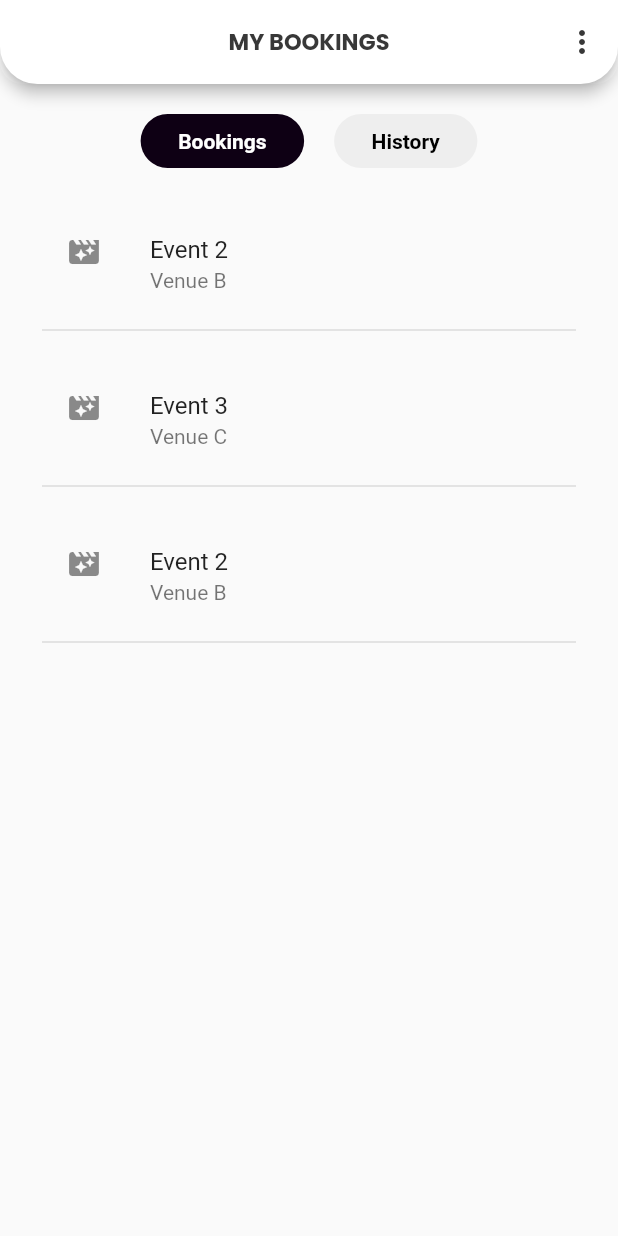
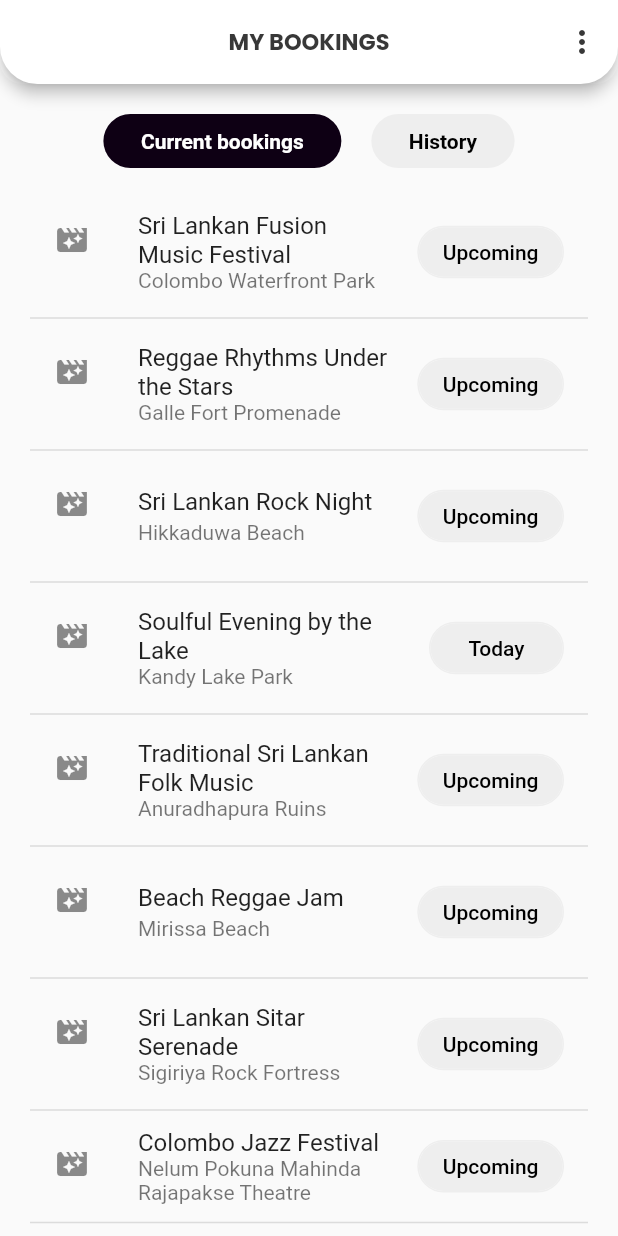
Before and after one commit to CodeBrigade404/UEE_together, a Flutter app: the BookingsScreen screen opened directly, on a phone screen of 412 x 824 dp. Run offline on Flutter 3.47's test engine with Material 2 defaults, Android fonts, the phone set to English and light mode, and no system bars; our stand-ins replace cached_network_image, carousel_slider, cloud_firestore, dio, dropdown_button2, firebase_auth and 11 more; missing offline and left inert: firebase_auth_web, firebase_core_web, flutter_stripe, google_sign_in_web, image_card, ticket_widget; accounts and stored records are empty; generated files the repository leaves out were written again; network calls fail; key blocks and very long unbroken strings in the code were emptied for the run.

Commit message:
booking detail sync

```diff
--- a/lib/data/booking_data.dart
+++ b/lib/data/booking_data.dart
@@ -2,88 +2,183 @@ import 'package:event_booking_app/models/booking_model.dart';
 
 List<Booking> sampleBookings = [
   Booking(
-    time: '10:00 PM',
-    eventName: 'Event 1',
-    venueName: 'Venue A',
+      time: '7:00 PM',
+      eventName: 'Sri Lankan Fusion Music Festival',
+      venueName: 'Colombo Waterfront Park',
+      status: BookingStatus.Bookings,
+      date: DateTime(2023, 11, 15),
+      bookingId: '1001',
+      images: ['event1_image1.jpg', 'event1_image2.jpg'],
+      liveStatus: "Upcoming"),
+  Booking(
+      time: '6:30 PM',
+      eventName: 'Reggae Rhythms Under the Stars',
+      venueName: 'Galle Fort Promenade',
+      status: BookingStatus.Bookings,
+      date: DateTime(2023, 12, 5),
+      bookingId: '1002',
+      images: ['event2_image1.jpg'],
+      liveStatus: "Upcoming"),
+  Booking(
+      time: '8:00 PM',
+      eventName: 'Sri Lankan Rock Night',
+      venueName: 'Hikkaduwa Beach',
+      status: BookingStatus.Bookings,
+      date: DateTime(2023, 12, 20),
+      bookingId: '1003',
+      images: ['event3_image1.jpg', 'event3_image2.jpg'],
+      liveStatus: "Upcoming"),
+  Booking(
+      time: '5:45 PM',
+      eventName: 'Soulful Evening by the Lake',
+      venueName: 'Kandy Lake Park',
+      status: BookingStatus.Bookings,
+      date: DateTime(2024, 1, 10),
+      bookingId: '1004',
+      images: ['event4_image1.jpg'],
+      liveStatus: "Today"),
+  Booking(
+      time: '7:30 PM',
+      eventName: 'Traditional Sri Lankan Folk Music',
+      venueName: 'Anuradhapura Ruins',
+      status: BookingStatus.Bookings,
+      date: DateTime(2024, 2, 5),
+      bookingId: '1005',
+      images: ['event5_image1.jpg', 'event5_image2.jpg', 'event5_image3.jpg'],
+      liveStatus: "Upcoming"),
+  Booking(
+      time: '6:00 PM',
+      eventName: 'Jazz by the Beach',
+      venueName: 'Negombo Beach',
       status: BookingStatus.History,
-    date: DateTime.now(),
-    bookingId: '12345',
-    images: ['image1.jpg', 'image2.jpg'],
-  ),
+      date: DateTime(2023, 10, 30),
+      bookingId: '1006',
+      images: ['event6_image1.jpg'],
+      liveStatus: "Finished"),
   Booking(
-    time: '2:15 PM',
-    eventName: 'Event 3',
-    venueName: 'Venue C',
+      time: '8:15 PM',
+      eventName: 'Electronica Dance Party',
+      venueName: 'Mount Lavinia Beach',
       status: BookingStatus.History,
-    date: DateTime.now(),
-    bookingId: '67890',
-    images: ['image3.jpg'],
-  ),
+      date: DateTime(2023, 11, 25),
+      bookingId: '1007',
+      images: ['event7_image1.jpg', 'event7_image2.jpg'],
+      liveStatus: "Canceled"),
   Booking(
-    time: '11:30 AM',
-    eventName: 'Event 2',
-    venueName: 'Venue B',
+      time: '7:00 PM',
+      eventName: 'Classical Music in the Jungle',
+      venueName: 'Sinharaja Rainforest',
+      status: BookingStatus.History,
+      date: DateTime(2023, 12, 15),
+      bookingId: '1008',
+      images: ['event8_image1.jpg'],
+      liveStatus: "Finished"),
+  Booking(
+      time: '6:30 PM',
+      eventName: 'Sri Lankan Folk Dance Extravaganza',
+      venueName: 'Kandy Temple of the Tooth',
+      status: BookingStatus.History,
+      date: DateTime(2024, 1, 5),
+      bookingId: '1009',
+      images: ['event9_image1.jpg', 'event9_image2.jpg'],
+      liveStatus: "Finished"),
+  Booking(
+      time: '8:00 PM',
+      eventName: 'Baila Night by the Sea',
+      venueName: 'Unawatuna Beach',
+      status: BookingStatus.History,
+      date: DateTime(2024, 2, 20),
+      bookingId: '1010',
+      images: ['event10_image1.jpg', 'event10_image2.jpg'],
+      liveStatus: "Finished"),
+  Booking(
+      time: '6:30 PM',
+      eventName: 'Beach Reggae Jam',
+      venueName: 'Mirissa Beach',
       status: BookingStatus.Bookings,
-    date: DateTime.now(),
-    bookingId: '54321',
-  ),
+      date: DateTime(2024, 3, 10),
+      bookingId: '1011',
+      images: ['event11_image1.jpg', 'event11_image2.jpg'],
+      liveStatus: "Upcoming"),
   Booking(
-    time: '2:15 PM',
-    eventName: 'Event 3',
-    venueName: 'Venue C',
+      time: '7:15 PM',
+      eventName: 'Sri Lankan Sitar Serenade',
+      venueName: 'Sigiriya Rock Fortress',
       status: BookingStatus.Bookings,
-    date: DateTime.now(),
-    bookingId: '98765',
-    images: ['image4.jpg'],
-  ),
+      date: DateTime(2024, 4, 5),
+      bookingId: '1012',
+      images: ['event12_image1.jpg'],
+      liveStatus: "Upcoming"),
   Booking(
-    time: '10:00 PM',
-    eventName: 'Event 1',
-    venueName: 'Venue A',
+      time: '7:00 PM',
+      eventName: 'Colombo Jazz Festival',
+      venueName: 'Nelum Pokuna Mahinda Rajapakse Theatre',
+      status: BookingStatus.Bookings,
+      date: DateTime(2024, 5, 15),
+      bookingId: '1013',
+      images: ['event13_image1.jpg', 'event13_image2.jpg'],
+      liveStatus: "Upcoming"),
+  Booking(
+      time: '6:45 PM',
+      eventName: 'Fusion Beats at Galle Face Green',
+      venueName: 'Galle Face Green',
+      status: BookingStatus.Bookings,
+      date: DateTime(2024, 6, 10),
+      bookingId: '1014',
+      images: ['event14_image1.jpg'],
+      liveStatus: "Today"),
+  Booking(
+      time: '7:30 PM',
+      eventName: 'Rhythms of the Wild at Yala National Park',
+      venueName: 'Yala National Park',
+      status: BookingStatus.Bookings,
+      date: DateTime(2024, 7, 5),
+      bookingId: '1015',
+      images: ['event15_image1.jpg', 'event15_image2.jpg'],
+      liveStatus: "Upcoming"),
+  Booking(
+      time: '8:15 PM',
+      eventName: 'Tropical Dance Party in Mirissa',
+      venueName: 'Mirissa Beach Club',
       status: BookingStatus.History,
-    date: DateTime.now(),
-    bookingId: '24680',
-  ),
+      date: DateTime(2024, 8, 15),
+      bookingId: '1016',
+      images: ['event16_image1.jpg'],
+      liveStatus: "Canceled"),
   Booking(
-    time: '2:15 PM',
-    eventName: 'Event 3',
-    venueName: 'Venue C',
+      time: '6:00 PM',
+      eventName: 'Flamenco Fiesta in Ella',
+      venueName: 'Ella Gap Hotel',
       status: BookingStatus.History,
-    date: DateTime.now(),
-    bookingId: '13579',
-    images: ['image5.jpg', 'image6.jpg'],
-  ),
+      date: DateTime(2024, 9, 5),
+      bookingId: '1017',
+      images: ['event17_image1.jpg', 'event17_image2.jpg'],
+      liveStatus: "Finished"),
   Booking(
-    time: '10:00 PM',
-    eventName: 'Event 1',
-    venueName: 'Venue A',
+      time: '7:45 PM',
+      eventName: 'Sri Lankan Classical Dance Extravaganza',
+      venueName: 'Nuwara Eliya Grand Hotel',
       status: BookingStatus.History,
-    date: DateTime.now(),
-    bookingId: '11223',
-  ),
+      date: DateTime(2024, 10, 10),
+      bookingId: '1018',
+      images: ['event18_image1.jpg'],
+      liveStatus: "Finished"),
   Booking(
-    time: '2:15 PM',
-    eventName: 'Event 3',
-    venueName: 'Venue C',
+      time: '7:30 PM',
+      eventName: 'Sunset Jazz by the Sea',
+      venueName: 'Negombo Beach Resort',
       status: BookingStatus.History,
-    date: DateTime.now(),
-    bookingId: '45678',
-  ),
+      date: DateTime(2024, 11, 5),
+      bookingId: '1019',
+      images: ['event19_image1.jpg', 'event19_image2.jpg'],
+      liveStatus: "Finished"),
   Booking(
-    time: '10:00 PM',
-    eventName: 'Event 1',
-    venueName: 'Venue A',
+      time: '8:00 PM',
+      eventName: 'Sri Lankan Drumming Spectacular',
+      venueName: 'Polonnaruwa Ancient City',
       status: BookingStatus.History,
-    date: DateTime.now(),
-    bookingId: '90909',
-  ),
-  Booking(
-    time: '11:30 AM',
-    eventName: 'Event 2',
-    venueName: 'Venue B',
-    status: BookingStatus.Bookings,
-    date: DateTime.now(),
-    bookingId: '12121',
-    images: ['image7.jpg', 'image7.jpg', 'image7.jpg'],
-  ),
+      date: DateTime(2024, 12, 20),
+      bookingId: '1020',
+      images: ['event20_image1.jpg', 'event20_image2.jpg'],
+      liveStatus: "Finished"),
 ];
--- a/lib/models/booking_model.dart
+++ b/lib/models/booking_model.dart
@@ -13,6 +13,7 @@ class Booking {
   final DateTime date;
   final String bookingId;
   final List<String>? images;
+  final String liveStatus;
 
   Booking({
     required this.time,
@@ -21,6 +22,7 @@ class Booking {
     required this.status,
     required this.date,
     required this.bookingId,
+    required this.liveStatus,
     this.images,
   });
 }
--- a/lib/modules/user/user_bookings/components/booking_event_list_item.dart
+++ b/lib/modules/user/user_bookings/components/booking_event_list_item.dart
@@ -8,6 +8,7 @@ class EventListItem extends StatelessWidget {
   final DateTime date;
   final String bookingId;
   final List<String>? images;
+  final String liveStatus;
 
   const EventListItem({
     Key? key,
@@ -16,6 +17,7 @@ class EventListItem extends StatelessWidget {
     required this.venueName,
     required this.date,
     required this.bookingId,
+    required this.liveStatus,
     this.images,
   }) : super(key: key);
 
@@ -39,58 +41,32 @@ class EventListItem extends StatelessWidget {
         },
         child: Padding(
           padding: const EdgeInsets.symmetric(horizontal: 20),
-          child: Padding(
-            padding: const EdgeInsets.all(8.0),
           child: Column(
             children: [
               ListTile(
                 leading: const Icon(Icons.movie_filter),
                 title: Text(eventName!),
                 subtitle: Text(venueName),
+                trailing: Container(
+                    height: 35,
+                    decoration: BoxDecoration(
+                      border: Border.all(color: const Color(0xffeeeeee)),
+                      borderRadius: BorderRadius.circular(50),
+                    ),
+                    child: MaterialButton(
+                      elevation: 0,
+                      color: const Color(0xffeeeeee),
+                      onPressed: () {},
+                      shape: RoundedRectangleBorder(
+                        borderRadius: BorderRadius.circular(50),
+                      ),
+                      child: Text(liveStatus,
+                          style: const TextStyle(color: Colors.black)),
+                    )),
               ),
               const Divider(thickness: 1)
             ],
           ),
-          ),
-        )
-        // child: Row(
-        //   children: [
-        //     SizedBox(
-        //       width: 80,
-        //       child: Text(time),
-        //     ),
-        //     Expanded(
-        //       child: Container(
-        //         decoration: BoxDecoration(
-        //           color: Colors.grey[200],
-        //           borderRadius: const BorderRadius.all(
-        //             Radius.circular(10),
-        //           ),
-        //         ),
-        //         padding: const EdgeInsets.all(10),
-        //         child: Row(
-        //           crossAxisAlignment: CrossAxisAlignment.start,
-        //           children: [
-        //             Column(
-        //               crossAxisAlignment: CrossAxisAlignment.start,
-        //               children: [
-        //                 Text(
-        //                   eventName??"",
-        //                   style: Theme.of(context).textTheme.titleMedium,
-        //                 ),
-        //                 Text(
-        //                   venueName,
-        //                   style: Theme.of(context).textTheme.titleSmall,
-        //                 ),
-        //               ],
-        //             ),
-        //           ],
-        //         ),
-        //       ),
-        //     ),
-        //   ],
-        // ),
-
-        );
+        ));
   }
 }
--- a/lib/modules/user/user_bookings/screens/bookings.dart
+++ b/lib/modules/user/user_bookings/screens/bookings_list.dart
@@ -26,7 +26,7 @@ class _BookingsScreenState extends State<BookingsScreen> {
             mainAxisAlignment: MainAxisAlignment.center,
             children: [
               BookingStatusButton(
-                label: 'Bookings',
+                label: 'Current bookings',
                 onTap: _onStatusChange,
                 status: BookingStatus.Bookings,
                 isActive: _selectedStatus == BookingStatus.Bookings,
@@ -71,12 +71,14 @@ class _BookingsScreenState extends State<BookingsScreen> {
 
     return filteredBookings.map((booking) {
       return EventListItem(
-          time: booking.time,
-          eventName: booking.eventName,
-          venueName: booking.venueName,
-          date: booking.date,
-          bookingId: booking.bookingId,
-          images: booking.images);
+        time: booking.time,
+        eventName: booking.eventName,
+        venueName: booking.venueName,
+        date: booking.date,
+        bookingId: booking.bookingId,
+        images: booking.images,
+        liveStatus: booking.liveStatus,
+      );
     }).toList();
   }
 }
--- a/lib/modules/user/user_ctrl.dart
+++ b/lib/modules/user/user_ctrl.dart
@@ -1,4 +1,4 @@
-import 'package:event_booking_app/modules/user/user_bookings/screens/bookings.dart';
+import 'package:event_booking_app/modules/user/user_bookings/screens/bookings_list.dart';
 import 'package:event_booking_app/modules/user/user_category/user_event_category_screen.dart';
 import 'package:event_booking_app/modules/user/user_discover/screens/discover.dart';
 import 'package:event_booking_app/modules/user/user_flowing/artists_display_screen.dart';
--- a/lib/modules/user/user_dashboard/screen/user_dashboard.dart
+++ b/lib/modules/user/user_dashboard/screen/user_dashboard.dart
@@ -1,4 +1,4 @@
-import 'package:event_booking_app/modules/user/user_bookings/screens/bookings.dart';
+import 'package:event_booking_app/modules/user/user_bookings/screens/bookings_list.dart';
 import 'package:event_booking_app/modules/user/user_discover/screens/discover.dart';
 import 'package:event_booking_app/modules/user/user_profile/profile.dart';
 import 'package:event_booking_app/modules/user/user_category/user_event_category_screen.dart';
```
Also changed, not shown: 3 other files. Lines whose indentation alone changed are shown as unchanged.
